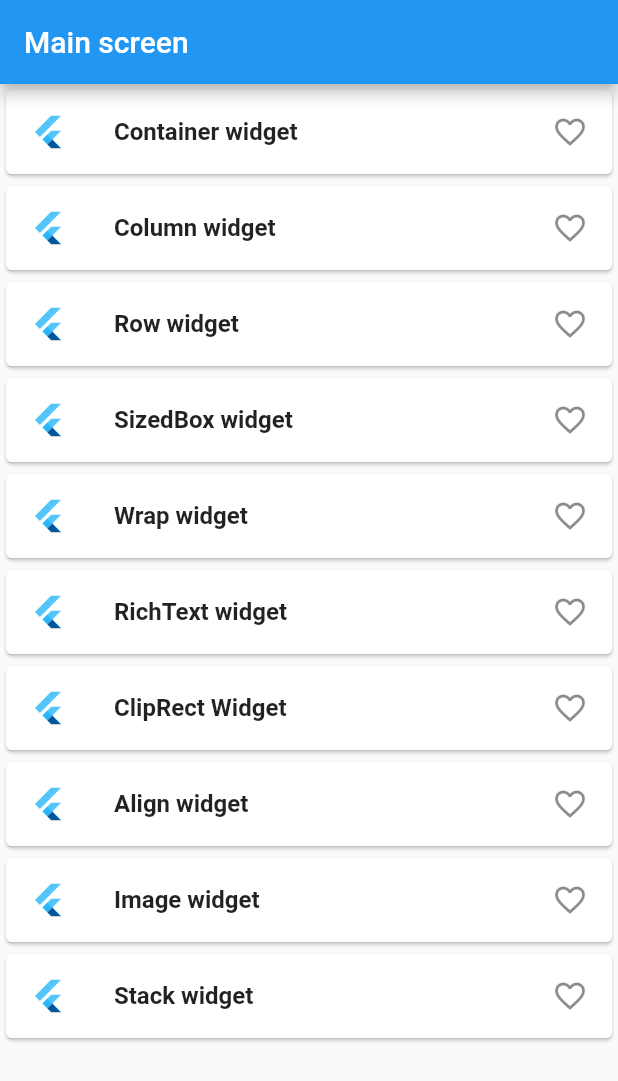
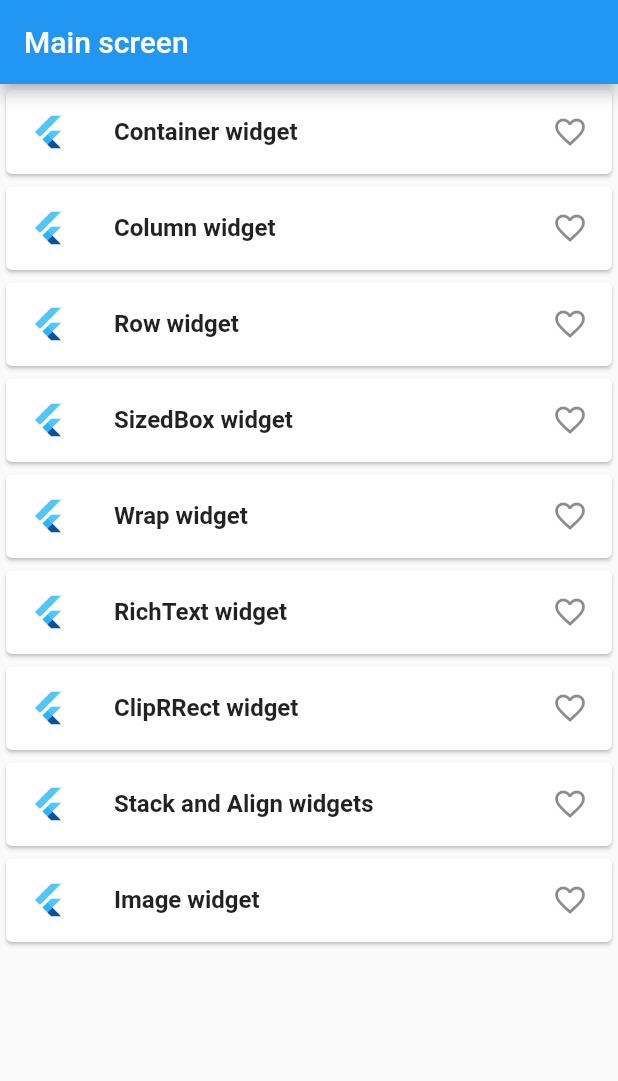
Before and after one commit to alexsit19/basic_widgets, a Flutter app: the screen it shows after launch, on a phone screen of 412 x 824 dp. Shown: the top 1081 px of the screen. Run offline on Flutter 3.47's test engine with Material 2 defaults, Android fonts, the phone set to English and light mode, and no system bars.

Commit message:
add clip_rrect_screen, canges in main_screen, strings

```diff
--- a/lib/screens/main_screen.dart
+++ b/lib/screens/main_screen.dart
@@ -1,3 +1,4 @@
+import 'package:basic_widgets/screens/clip_rrect_widget_screen.dart';
 import 'package:basic_widgets/screens/column_screen.dart';
 import 'package:basic_widgets/screens/container_screen.dart';
 import 'package:basic_widgets/screens/rich_text_screen.dart';
@@ -115,8 +116,14 @@ class MainScreen extends StatelessWidget {
         Card(
           child: ListTile(
               leading: FlutterLogo(),
-              trailing: Icon(Icons.favorite_border_outlined),
-              title: Text(Strings.clipRectWidget,
+              onTap: () {
+                Navigator.push(
+                    context,
+                    MaterialPageRoute(
+                        builder: (context) => const ClipRRectScreen()));
+              },
+              trailing: const Icon(Icons.favorite_border_outlined),
+              title: const Text(Strings.clipRRectWidget,
                   style: TextStyle(
                     fontWeight: FontWeight.bold,
                   ))),
@@ -125,7 +132,7 @@ class MainScreen extends StatelessWidget {
           child: ListTile(
               leading: FlutterLogo(),
               trailing: Icon(Icons.favorite_border_outlined),
-              title: Text(Strings.align,
+              title: Text(Strings.stackAndAlign,
                   style: TextStyle(
                     fontWeight: FontWeight.bold,
                   ))),
@@ -139,15 +146,6 @@ class MainScreen extends StatelessWidget {
                     fontWeight: FontWeight.bold,
                   ))),
         ),
-        Card(
-          child: ListTile(
-              leading: FlutterLogo(),
-              trailing: Icon(Icons.favorite_border_outlined),
-              title: Text(Strings.stack,
-                  style: TextStyle(
-                    fontWeight: FontWeight.bold,
-                  ))),
-        ),
       ],
     );
   }
--- a/lib/strings.dart
+++ b/lib/strings.dart
@@ -8,9 +8,8 @@ class Strings {
   static const String sizedBox = "SizedBox widget";
   static const String wrap = "Wrap widget";
   static const String richText = "RichText widget";
-  static const String clipRectWidget = "ClipRect Widget";
-  static const String align = "Align widget";
+  static const String clipRRectWidget = "ClipRRect widget";
+  static const String stackAndAlign = "Stack and Align widgets";
   static const String image = "Image widget";
-  static const String stack = "Stack widget";
 
 }
```
Also changed, not shown: lib/screens/clip_rrect_screen.dart (added, +25 -0 lines), lib/screens/stack_and_align_screen.dart (added).
